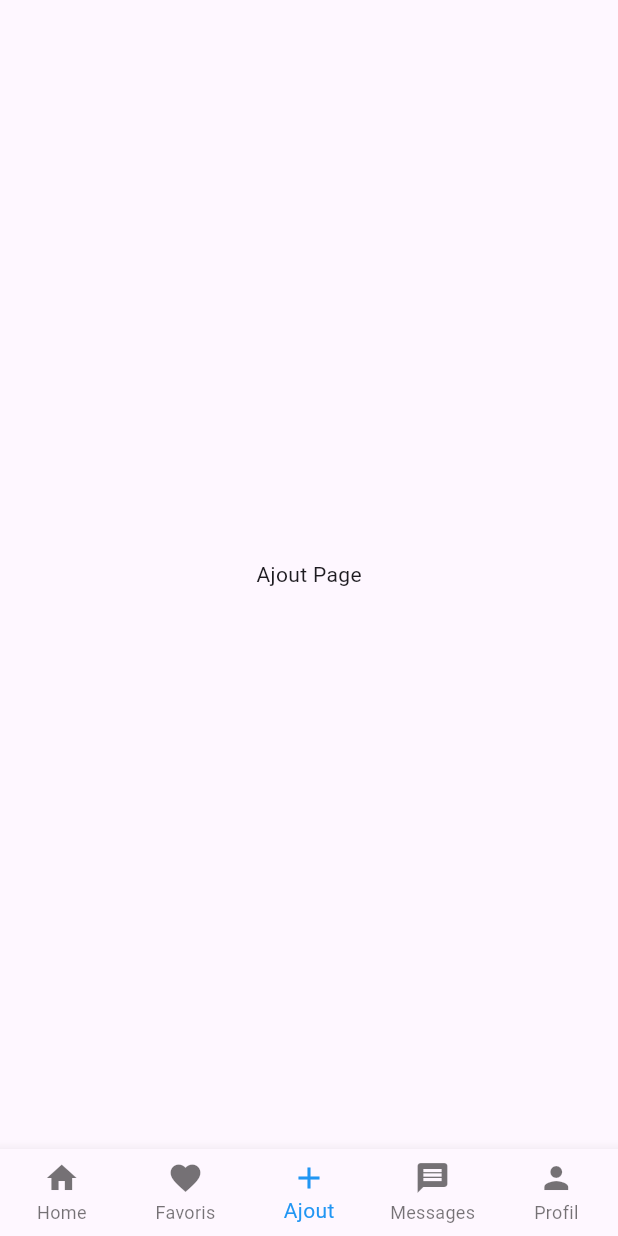
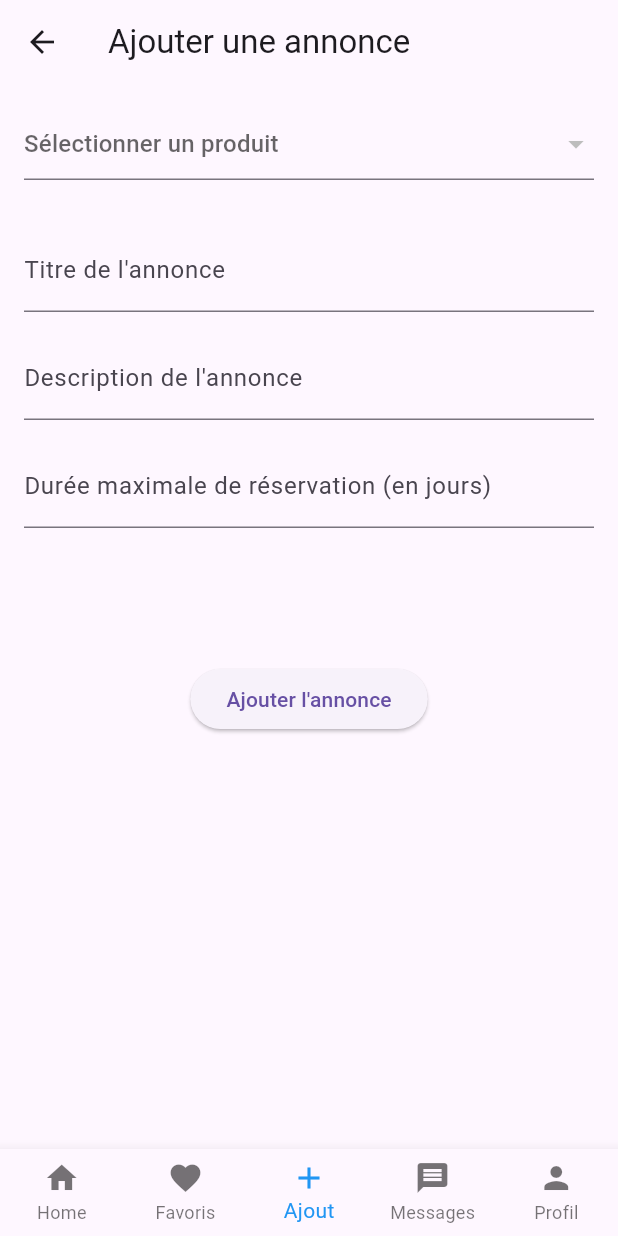
Before and after one commit to Baptched/SAE-Mobile, a Flutter app: the Home screen opened directly, item 3 of the bottom bar chosen, on a phone screen of 412 x 824 dp. Run offline on Flutter 3.47's test engine with Material 3 defaults, Android fonts, the phone set to English and light mode, and no system bars; our stand-ins replace convert, image_picker, shared_preferences, sqflite, supabase; accounts and stored records are empty.

Commit message:
feat(): page ajout annonces et produits en cours

```diff
--- a/sae/lib/UI/ajout.dart
+++ /dev/null
@@ -1,10 +0,0 @@
-import 'package:flutter/material.dart';
-
-class AjoutPage extends StatelessWidget {
-  @override
-  Widget build(BuildContext context) {
-    return Center(
-      child: Text('Ajout Page'),
-    );
-  }
-}
--- /dev/null
+++ b/sae/lib/UI/ajout_annonce.dart
@@ -0,0 +1,113 @@
+import 'dart:io';
+
+import 'package:flutter/material.dart';
+import 'package:sae/database/sqflite/db_models/ProduitDB.dart';
+
+import '../models/produit.dart';
+import 'home.dart';
+
+class WidgetAjoutAnnonce extends StatefulWidget {
+
+  @override
+  _WidgetAjoutAnnonceState createState() => _WidgetAjoutAnnonceState();
+
+}
+
+class _WidgetAjoutAnnonceState extends State<WidgetAjoutAnnonce> {
+
+  List<Produit>? _produits;
+  Produit? _selectedProduit;
+
+  Future<void> _chargerProduits() async {
+    await ProduitDB.getProduitsDisponibles().then((value) =>
+        setState(() {
+          _produits = value;
+        })
+    );
+  }
+
+  @override
+  void initState() {
+    super.initState();
+    _initialiser();
+  }
+
+  void _initialiser() async {
+    await _chargerProduits();
+  }
+
+
+  @override
+  Widget build(BuildContext context) {
+    return Scaffold(
+      appBar: AppBar(
+        title: Text('Ajouter une annonce'),
+      ),
+      body: SingleChildScrollView(
+        padding: EdgeInsets.all(16.0),
+        child: Column(
+          crossAxisAlignment: CrossAxisAlignment.start,
+          children: [
+            DropdownButtonFormField<Produit>(
+              value: _selectedProduit,
+              items: _produits?.map((produit) {
+                return DropdownMenuItem<Produit>(
+                  value: produit,
+                  child: Text(produit.label+ " - " + produit.condition),
+                );
+              }).toList(),
+              hint: Text('Sélectionner un produit'),
+              onChanged: (produit) {
+                setState(() {
+                  _selectedProduit = produit;
+                });
+              },
+            ),
+            SizedBox(height: 16.0),
+            if (_selectedProduit != null)
+              Center(
+                child: Container(
+                  width: 200,
+                  height: 200,
+                  decoration: BoxDecoration(
+                    image: DecorationImage(
+                      image: FileImage(File(Home.lienDossierImagesLocal + "/" + _selectedProduit!.lienImageProduit)),
+                      fit: BoxFit.cover,
+                    ),
+                  ),
+                ),
+              ),
+            SizedBox(height: 16.0),
+            TextFormField(
+              decoration: InputDecoration(
+                labelText: 'Titre de l\'annonce',
+              ),
+            ),
+            SizedBox(height: 16.0),
+            TextFormField(
+              decoration: InputDecoration(
+                labelText: 'Description de l\'annonce',
+              ),
+            ),
+            SizedBox(height: 16.0),
+            TextFormField(
+              keyboardType: TextInputType.number,
+              decoration: InputDecoration(
+                labelText: 'Durée maximale de réservation (en jours)',
+              ),
+            ),
+            SizedBox(height: 90.0),
+            Center(
+              child: ElevatedButton(
+                onPressed: () {
+                // rien pour l'instant
+                },
+                child: Text('Ajouter l\'annonce'),
+              ),
+            ),
+          ],
+        ),
+      ),
+    );
+  }
+}
--- a/sae/lib/UI/home.dart
+++ b/sae/lib/UI/home.dart
@@ -1,7 +1,8 @@
 import 'package:flutter/material.dart';
+import 'package:sae/database/sqflite/database.dart';
 import 'annonce.dart';
 import 'favorie.dart';
-import 'ajout.dart';
+import 'ajout_annonce.dart';
 import 'messages.dart';
 import 'profil.dart';
 import 'package:path/path.dart' as p;
@@ -22,7 +23,7 @@ class _HomePageState extends State<Home> {
   static List<Widget> _widgetOptions = <Widget>[
     AnnoncesPage(),
     FavorisPage(),
-    AjoutPage(),
+    WidgetAjoutAnnonce(),
     MessagesPage(),
     ProfilPage(),
   ];
@@ -42,6 +43,7 @@ class _HomePageState extends State<Home> {
   Future<void> _initialiser() async {
     Home.lienDossierImagesLocal = await obtenirLienDossierImagesLocal();
     print(Home.lienDossierImagesLocal);
+    DatabaseHelper db = DatabaseHelper();
   }
 
   @override
--- a/sae/lib/UI/produits.dart
+++ b/sae/lib/UI/produits.dart
@@ -16,27 +16,11 @@ class _WidgetProduitsState extends State<WidgetProduits> {
   List<Produit>? _produits;
 
   Future<void> _chargerProduits() async {
-    final produits = await _getProduits();
-
-    setState(() {
-      _produits = produits;
-    });
-  }
-
-  Future<List<Produit>> _getProduits() async {
-    DatabaseHelper helper = DatabaseHelper();
-    final Database db = await helper.database;
-    final List<Map<String, dynamic>> maps = await db.query('produit');
-
-    return List.generate(maps.length, (i) {
-      return Produit(
-        id: maps[i]['idP'],
-        label: maps[i]['labelP'],
-        condition: maps[i]['conditionP'],
-        disponible: maps[i]['disponible'],
-        lienImageProduit: maps[i]['lienImageProduit'],
-      );
-    });
+    await ProduitDB.getProduits().then((value) =>
+        setState(() {
+          _produits = value;
+        })
+    );
   }
 
   @override
--- a/sae/lib/database/sqflite/database.dart
+++ b/sae/lib/database/sqflite/database.dart
@@ -42,6 +42,7 @@ class DatabaseHelper {
       CREATE TABLE annonce (
         idA INTEGER PRIMARY KEY AUTOINCREMENT,
         titreA TEXT,
+        descriptionA TEXT,
         dureeReservation INTEGER,
         etatA TEXT,
         enLigne INTEGER,
@@ -71,6 +72,12 @@ class DatabaseHelper {
     ''');
   }
 
+  // drop database
+  Future<void> dropDatabase() async {
+    String path = join(await getDatabasesPath(), 'produits.db');
+    await deleteDatabase(path);
+  }
+
   Future<int> insererProduit(String label, String condition, int disponible, String lienImageProduit) async {
     Database db = await database;
     return await db.insert('produit', {
--- a/sae/lib/database/sqflite/db_models/ProduitDB.dart
+++ b/sae/lib/database/sqflite/db_models/ProduitDB.dart
@@ -21,6 +21,20 @@ class ProduitDB {
   static Future<List<Produit>> getProduits() async {
     final Database db = await DatabaseHelper().database;
     final List<Map<String, dynamic>> maps = await db.query('produit');
+    return List.generate(maps.length, (i) {
+      return Produit(
+        id: maps[i]['idP'],
+        label: maps[i]['labelP'],
+        condition: maps[i]['conditionP'],
+        disponible: maps[i]['disponible'],
+        lienImageProduit: maps[i]['lienImageProduit'],
+      );
+    });
+  }
+
+  static Future<List<Produit>> getProduitsDisponibles() async {
+    final Database db = await DatabaseHelper().database;
+    final List<Map<String, dynamic>> maps = await db.query('produit', where: 'disponible = ?', whereArgs: [1]);
     return List.generate(maps.length, (i) {
       return Produit(
         id: maps[i]['idP'],
```
